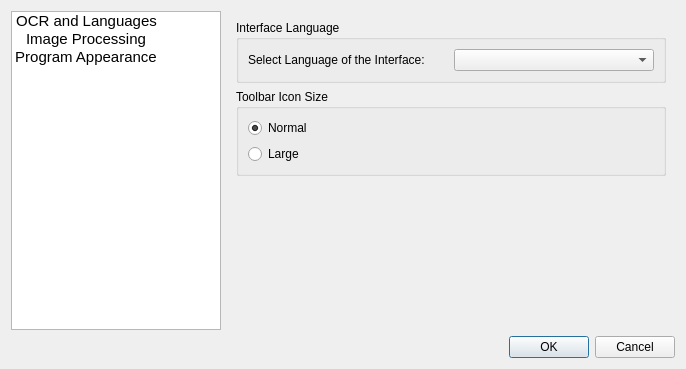
Qt form src/configdialog.ui (sibskull/yagf) before a commit.
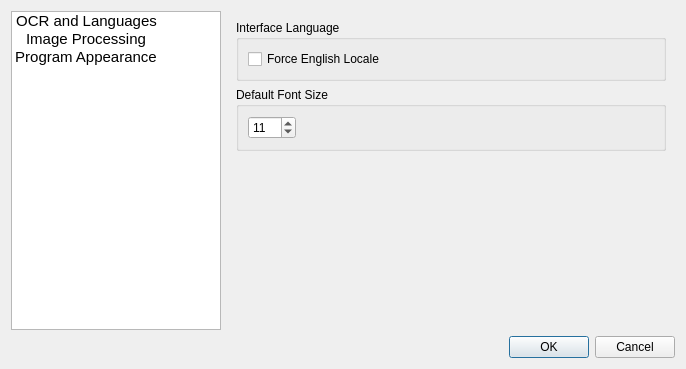
The same form after that commit. The open tabs and pages were chosen to show the change. Icons and pictures are not drawn.

What changed in the file:
```diff
--- a/src/configdialog.ui
+++ b/src/configdialog.ui
@@ -337,6 +337,8 @@
         </layout>
        </widget>
        <widget class="QWidget" name="page_3">
+        <layout class="QHBoxLayout" name="horizontalLayout_7">
+         <item>
         <layout class="QVBoxLayout" name="verticalLayout_5">
          <item>
           <widget class="QGroupBox" name="groupBox_3">
@@ -345,40 +347,56 @@
            </property>
            <layout class="QHBoxLayout" name="horizontalLayout_3">
             <item>
-             <widget class="QLabel" name="label_2">
+               <widget class="QCheckBox" name="checkBox">
               <property name="text">
-               <string>Select Language of the Interface:</string>
+                 <string>Force English Locale</string>
               </property>
              </widget>
             </item>
-            <item>
-             <widget class="QComboBox" name="comboBoxInterfaceLang"/>
-            </item>
            </layout>
           </widget>
          </item>
          <item>
           <widget class="QGroupBox" name="groupBox_4">
            <property name="title">
-            <string>Toolbar Icon Size</string>
+              <string>Default Font Size</string>
            </property>
            <layout class="QVBoxLayout" name="verticalLayout_4">
             <item>
-             <widget class="QRadioButton" name="radioButtonNormIcons">
-              <property name="text">
-               <string>Normal</string>
-              </property>
-              <property name="checked">
-               <bool>true</bool>
-              </property>
+               <layout class="QHBoxLayout" name="horizontalLayout_6">
+                <item>
+                 <widget class="QSpinBox" name="spinBox">
+                  <property name="minimumSize">
+                   <size>
+                    <width>48</width>
+                    <height>0</height>
+                   </size>
+                  </property>
+                  <property name="minimum">
+                   <number>6</number>
+                  </property>
+                  <property name="maximum">
+                   <number>48</number>
+                  </property>
+                  <property name="value">
+                   <number>11</number>
+                  </property>
              </widget>
             </item>
             <item>
-             <widget class="QRadioButton" name="radioButtonLargeIcons">
-              <property name="text">
-               <string>Large</string>
-              </property>
-             </widget>
+                 <spacer name="horizontalSpacer">
+                  <property name="orientation">
+                   <enum>Qt::Horizontal</enum>
+                  </property>
+                  <property name="sizeHint" stdset="0">
+                   <size>
+                    <width>40</width>
+                    <height>20</height>
+                   </size>
+                  </property>
+                 </spacer>
+                </item>
+               </layout>
             </item>
            </layout>
           </widget>
@@ -395,6 +413,8 @@
             </size>
            </property>
           </spacer>
+           </item>
+          </layout>
          </item>
         </layout>
        </widget>
```
Left out of the diff: 2 changed lines with no effect on the pictures. Lines whose indentation alone changed are shown as unchanged.
